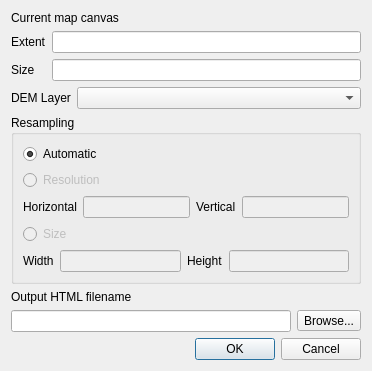
Above: qgis2threejsdialog.ui from minorua/Qgis2threejs before the change. Below: the same form after it.
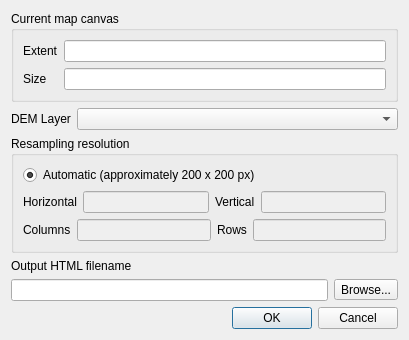
That is the form after the change.

Patch:
```diff
--- a/qgis2threejsdialog.ui
+++ b/qgis2threejsdialog.ui
@@ -6,8 +6,8 @@
    <rect>
     <x>0</x>
     <y>0</y>
-    <width>372</width>
-    <height>345</height>
+    <width>409</width>
+    <height>315</height>
    </rect>
   </property>
   <property name="sizePolicy">
@@ -23,13 +23,12 @@
    <item row="0" column="0">
     <layout class="QVBoxLayout" name="verticalLayout">
      <item>
-      <widget class="QLabel" name="label">
-       <property name="text">
+      <widget class="QGroupBox" name="groupBox_2">
+       <property name="title">
         <string>Current map canvas</string>
        </property>
-      </widget>
-     </item>
-     <item>
+       <layout class="QGridLayout" name="gridLayout_3">
+        <item row="0" column="0">
       <layout class="QFormLayout" name="formLayout_2">
        <item row="0" column="0">
         <widget class="QLabel" name="label_6">
@@ -73,6 +72,9 @@
        </item>
       </layout>
      </item>
+       </layout>
+      </widget>
+     </item>
      <item>
       <layout class="QFormLayout" name="formLayout">
        <item row="0" column="0">
@@ -97,7 +99,7 @@
      <item>
       <widget class="QGroupBox" name="groupBox">
        <property name="title">
-        <string>Resampling</string>
+        <string>Resampling resolution</string>
        </property>
        <layout class="QGridLayout" name="gridLayout_2">
         <item row="0" column="0">
@@ -105,23 +107,13 @@
           <item>
            <widget class="QRadioButton" name="radioButton">
             <property name="text">
-             <string>Automatic</string>
+             <string>Automatic (approximately 200 x 200 px)</string>
             </property>
             <property name="checked">
              <bool>true</bool>
             </property>
            </widget>
           </item>
-          <item>
-           <widget class="QRadioButton" name="radioButton_2">
-            <property name="enabled">
-             <bool>false</bool>
-            </property>
-            <property name="text">
-             <string>Resolution</string>
-            </property>
-           </widget>
-          </item>
           <item>
            <layout class="QHBoxLayout" name="horizontalLayout_4">
             <item>
@@ -160,22 +152,12 @@
             </item>
            </layout>
           </item>
-          <item>
-           <widget class="QRadioButton" name="radioButton_3">
-            <property name="enabled">
-             <bool>false</bool>
-            </property>
-            <property name="text">
-             <string>Size</string>
-            </property>
-           </widget>
-          </item>
           <item>
            <layout class="QHBoxLayout" name="horizontalLayout_3">
             <item>
              <widget class="QLabel" name="label_4">
               <property name="text">
-               <string>Width</string>
+               <string>Columns</string>
               </property>
              </widget>
             </item>
@@ -189,7 +171,7 @@
             <item>
              <widget class="QLabel" name="label_5">
               <property name="text">
-               <string>Height</string>
+               <string>Rows</string>
               </property>
              </widget>
             </item>
```
Lines whose indentation alone changed are shown as unchanged.
